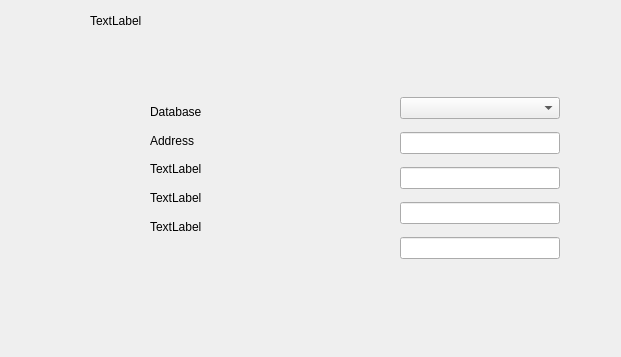
This is src/ui/sqlwindow.ui in Larinenok/BigEye as Qt 5 draws it before an edit. The edited form follows.
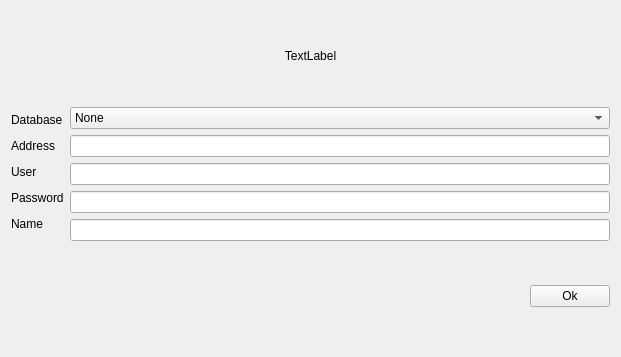
This is the edited form.

Commit message: show new db window

The edit to the form file:
```diff
--- a/src/ui/sqlwindow.ui
+++ b/src/ui/sqlwindow.ui
@@ -13,60 +13,35 @@
   <property name="windowTitle">
    <string>Form</string>
   </property>
+  <layout class="QVBoxLayout" name="verticalLayout_3">
+   <item>
   <widget class="QLabel" name="label">
-   <property name="geometry">
-    <rect>
-     <x>90</x>
-     <y>10</y>
-     <width>87</width>
-     <height>22</height>
-    </rect>
+     <property name="sizePolicy">
+      <sizepolicy hsizetype="Preferred" vsizetype="Fixed">
+       <horstretch>0</horstretch>
+       <verstretch>0</verstretch>
+      </sizepolicy>
    </property>
    <property name="text">
     <string>TextLabel</string>
    </property>
-  </widget>
-  <widget class="QWidget" name="verticalLayoutWidget">
-   <property name="geometry">
-    <rect>
-     <x>400</x>
-     <y>90</y>
-     <width>160</width>
-     <height>176</height>
-    </rect>
-   </property>
-   <layout class="QVBoxLayout" name="verticalLayout">
-    <item>
-     <widget class="QComboBox" name="comboBox"/>
+     <property name="alignment">
+      <set>Qt::AlignCenter</set>
+     </property>
+    </widget>
     </item>
     <item>
-     <widget class="QLineEdit" name="lineEdit_2"/>
-    </item>
-    <item>
-     <widget class="QLineEdit" name="lineEdit_3"/>
-    </item>
-    <item>
-     <widget class="QLineEdit" name="lineEdit_4"/>
-    </item>
-    <item>
-     <widget class="QLineEdit" name="lineEdit"/>
-    </item>
-   </layout>
-  </widget>
-  <widget class="QWidget" name="horizontalLayoutWidget">
-   <property name="geometry">
-    <rect>
-     <x>150</x>
-     <y>100</y>
-     <width>160</width>
-     <height>138</height>
-    </rect>
-   </property>
    <layout class="QHBoxLayout" name="horizontalLayout">
     <item>
      <layout class="QVBoxLayout" name="verticalLayout_2">
       <item>
        <widget class="QLabel" name="label_2">
+         <property name="sizePolicy">
+          <sizepolicy hsizetype="Preferred" vsizetype="Fixed">
+           <horstretch>0</horstretch>
+           <verstretch>0</verstretch>
+          </sizepolicy>
+         </property>
         <property name="text">
          <string>Database</string>
         </property>
@@ -74,6 +49,12 @@
       </item>
       <item>
        <widget class="QLabel" name="label_3">
+         <property name="sizePolicy">
+          <sizepolicy hsizetype="Preferred" vsizetype="Fixed">
+           <horstretch>0</horstretch>
+           <verstretch>0</verstretch>
+          </sizepolicy>
+         </property>
         <property name="text">
          <string>Address</string>
         </property>
@@ -81,29 +62,107 @@
       </item>
       <item>
        <widget class="QLabel" name="label_4">
+         <property name="sizePolicy">
+          <sizepolicy hsizetype="Preferred" vsizetype="Fixed">
+           <horstretch>0</horstretch>
+           <verstretch>0</verstretch>
+          </sizepolicy>
+         </property>
         <property name="text">
-         <string>TextLabel</string>
+          <string>User</string>
         </property>
        </widget>
       </item>
       <item>
        <widget class="QLabel" name="label_5">
+         <property name="sizePolicy">
+          <sizepolicy hsizetype="Preferred" vsizetype="Fixed">
+           <horstretch>0</horstretch>
+           <verstretch>0</verstretch>
+          </sizepolicy>
+         </property>
         <property name="text">
-         <string>TextLabel</string>
+          <string>Password</string>
         </property>
        </widget>
       </item>
       <item>
        <widget class="QLabel" name="label_6">
+         <property name="sizePolicy">
+          <sizepolicy hsizetype="Preferred" vsizetype="Fixed">
+           <horstretch>0</horstretch>
+           <verstretch>0</verstretch>
+          </sizepolicy>
+         </property>
         <property name="text">
-         <string>TextLabel</string>
+          <string>Name</string>
         </property>
        </widget>
       </item>
      </layout>
     </item>
-   </layout>
-  </widget>
+     <item>
+      <layout class="QVBoxLayout" name="verticalLayout">
+       <item>
+        <widget class="QComboBox" name="database">
+         <item>
+          <property name="text">
+           <string>None</string>
+          </property>
+         </item>
+         <item>
+          <property name="text">
+           <string>Postgress</string>
+          </property>
+         </item>
+         <item>
+          <property name="text">
+           <string>SQLite</string>
+          </property>
+         </item>
+        </widget>
+       </item>
+       <item>
+        <widget class="QLineEdit" name="address"/>
+       </item>
+       <item>
+        <widget class="QLineEdit" name="lineEdit_3"/>
+       </item>
+       <item>
+        <widget class="QLineEdit" name="lineEdit_4"/>
+       </item>
+       <item>
+        <widget class="QLineEdit" name="lineEdit"/>
+       </item>
+      </layout>
+     </item>
+    </layout>
+   </item>
+   <item>
+    <layout class="QHBoxLayout" name="horizontalLayout_2">
+     <item>
+      <spacer name="horizontalSpacer">
+       <property name="orientation">
+        <enum>Qt::Horizontal</enum>
+       </property>
+       <property name="sizeHint" stdset="0">
+        <size>
+         <width>40</width>
+         <height>20</height>
+        </size>
+       </property>
+      </spacer>
+     </item>
+     <item>
+      <widget class="QPushButton" name="pushButton">
+       <property name="text">
+        <string>Ok</string>
+       </property>
+      </widget>
+     </item>
+    </layout>
+   </item>
+  </layout>
  </widget>
  <resources/>
  <connections/>
```
Lines whose indentation alone changed are shown as unchanged. The commit also changes 3 other files.
